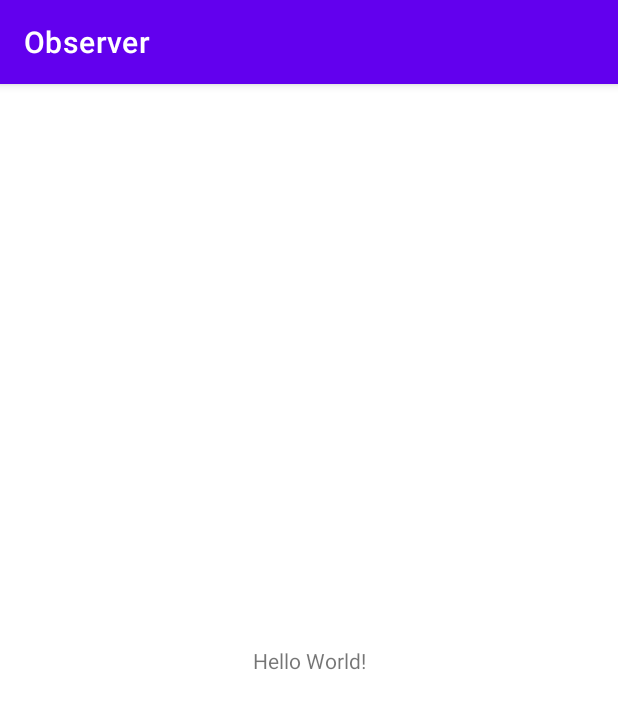
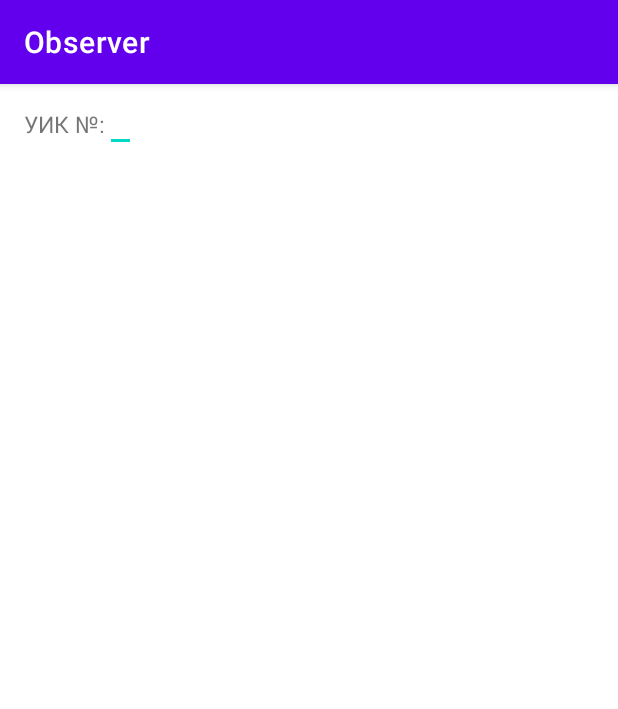
Before and after one commit to MatveyVlasov/observer, an Android app: the screen it shows after launch (MainActivity), on a phone screen of 412 x 824 dp. Shown: the top 709 px of the screen. Run offline under Robolectric (Android 15) with nearby library versions, the phone set to English and light mode, and no system bars; our stand-ins replace data binding.

Commit message:
polling station views created

```diff
--- /dev/null
+++ b/app/src/main/java/ru/elections/observer/ElectionViewModel.kt
@@ -0,0 +1,15 @@
+package ru.elections.observer
+
+import androidx.lifecycle.LiveData
+import androidx.lifecycle.MutableLiveData
+import androidx.lifecycle.ViewModel
+
+class ElectionViewModel : ViewModel() {
+    private val _pollingStation = MutableLiveData<Int>()
+    val pollingStation: LiveData<Int>
+        get() = _pollingStation
+
+    init {
+        _pollingStation.value = -1
+    }
+}
--- /dev/null
+++ b/app/src/main/java/ru/elections/observer/MainFragment.kt
@@ -0,0 +1,52 @@
+package ru.elections.observer
+
+import android.os.Bundle
+import android.view.LayoutInflater
+import android.view.View
+import android.view.ViewGroup
+import android.view.inputmethod.EditorInfo
+import android.widget.EditText
+import androidx.core.widget.addTextChangedListener
+import androidx.core.widget.doAfterTextChanged
+import androidx.core.widget.doOnTextChanged
+import androidx.databinding.DataBindingUtil
+import androidx.fragment.app.Fragment
+import androidx.lifecycle.ViewModelProvider
+import ru.elections.observer.databinding.FragmentMainBinding
+
+class MainFragment : Fragment() {
+    private lateinit var binding: FragmentMainBinding
+
+    private lateinit var viewModel: ElectionViewModel
+
+    override fun onCreateView(
+        inflater: LayoutInflater,
+        container: ViewGroup?,
+        savedInstanceState: Bundle?
+    ): View {
+        binding = DataBindingUtil.inflate(inflater, R.layout.fragment_main, container, false)
+
+        viewModel = ViewModelProvider(this).get(ElectionViewModel::class.java)
+        binding.lifecycleOwner = viewLifecycleOwner
+
+//        binding.editPollingStation.doAfterTextChanged {
+//            binding.editPollingStation.visibility = View.GONE
+//            binding.textPollingStation.visibility = View.VISIBLE
+//            binding.textPollingStation.text = it ?: "-"
+//        }
+
+        binding.editPollingStation.setOnEditorActionListener { _, actionId, _ ->
+            if (actionId == EditorInfo.IME_ACTION_DONE) {
+                binding.apply {
+                    editPollingStation.visibility = View.GONE
+                    textPollingStation.visibility = View.VISIBLE
+                    textPollingStation.text = editPollingStation.text
+                }
+            }
+            false
+        }
+
+        return binding.root
+    }
+
+}
--- /dev/null
+++ b/app/src/main/res/drawable/ic_baseline_edit_24.xml
@@ -0,0 +1,10 @@
+<vector xmlns:android="http://schemas.android.com/apk/res/android"
+    android:width="24dp"
+    android:height="24dp"
+    android:viewportWidth="24"
+    android:viewportHeight="24"
+    android:tint="?attr/colorControlNormal">
+  <path
+      android:fillColor="@android:color/white"
+      android:pathData="M3,17.25V21h3.75L17.81,9.94l-3.75,-3.75L3,17.25zM20.71,7.04c0.39,-0.39 0.39,-1.02 0,-1.41l-2.34,-2.34c-0.39,-0.39 -1.02,-0.39 -1.41,0l-1.83,1.83 3.75,3.75 1.83,-1.83z"/>
+</vector>
--- a/app/src/main/res/layout/activity_main.xml
+++ b/app/src/main/res/layout/activity_main.xml
@@ -6,13 +6,12 @@
     android:layout_height="match_parent"
     tools:context=".MainActivity">
 
-    <TextView
-        android:layout_width="wrap_content"
-        android:layout_height="wrap_content"
-        android:text="Hello World!"
-        app:layout_constraintBottom_toBottomOf="parent"
-        app:layout_constraintLeft_toLeftOf="parent"
-        app:layout_constraintRight_toRightOf="parent"
-        app:layout_constraintTop_toTopOf="parent" />
+    <fragment
+        android:id="@+id/nav_host_fragment"
+        android:name="androidx.navigation.fragment.NavHostFragment"
+        android:layout_width="match_parent"
+        android:layout_height="match_parent"
+        app:defaultNavHost="true"
+        app:navGraph="@navigation/main_navigation" />
 
 </androidx.constraintlayout.widget.ConstraintLayout>
--- /dev/null
+++ b/app/src/main/res/layout/fragment_main.xml
@@ -0,0 +1,53 @@
+<?xml version="1.0" encoding="utf-8"?>
+<layout xmlns:android="http://schemas.android.com/apk/res/android"
+    xmlns:app="http://schemas.android.com/apk/res-auto"
+    xmlns:tools="http://schemas.android.com/tools">
+
+    <data>
+        <variable
+            name="electionViewModel"
+            type="ru.elections.observer.ElectionViewModel" />
+    </data>
+
+    <androidx.constraintlayout.widget.ConstraintLayout
+        android:layout_width="match_parent"
+        android:layout_height="match_parent"
+        tools:context=".MainFragment">
+
+        <TextView
+            android:id="@+id/textView"
+            android:layout_width="wrap_content"
+            android:layout_height="wrap_content"
+            android:layout_marginStart="16dp"
+            android:layout_marginTop="16dp"
+            android:text="@string/polling_station"
+            android:textSize="15sp"
+            app:layout_constraintStart_toStartOf="parent"
+            app:layout_constraintTop_toTopOf="parent" />
+
+        <EditText
+            android:id="@+id/edit_polling_station"
+            android:layout_width="wrap_content"
+            android:layout_height="wrap_content"
+            android:imeOptions="actionDone"
+            android:inputType="number"
+            android:maxLength="5"
+            android:text="@{electionViewModel.pollingStation.toString()}"
+            android:autofillHints="no"
+            tools:hint="-"
+            app:layout_constraintStart_toEndOf="@+id/textView"
+            app:layout_constraintTop_toTopOf="parent" />
+
+        <TextView
+            android:id="@+id/text_polling_station"
+            android:layout_width="wrap_content"
+            android:layout_height="wrap_content"
+            android:layout_marginStart="8dp"
+            android:textSize="15sp"
+            android:visibility="gone"
+            app:layout_constraintBaseline_toBaselineOf="@+id/textView"
+            app:layout_constraintStart_toEndOf="@+id/textView" />
+
+
+    </androidx.constraintlayout.widget.ConstraintLayout>
+</layout>
--- /dev/null
+++ b/app/src/main/res/navigation/main_navigation.xml
@@ -0,0 +1,13 @@
+<?xml version="1.0" encoding="utf-8"?>
+<navigation xmlns:android="http://schemas.android.com/apk/res/android"
+    xmlns:app="http://schemas.android.com/apk/res-auto"
+    xmlns:tools="http://schemas.android.com/tools"
+    android:id="@+id/main_navigation"
+    app:startDestination="@id/mainFragment">
+
+    <fragment
+        android:id="@+id/mainFragment"
+        android:name="ru.elections.observer.MainFragment"
+        android:label="fragment_main"
+        tools:layout="@layout/fragment_main" />
+</navigation>
--- /dev/null
+++ b/app/src/main/res/values/dimens.xml
@@ -0,0 +1,4 @@
+<?xml version="1.0" encoding="utf-8"?>
+<resources>
+    <dimen name="plain_text">15sp</dimen>
+</resources>
--- a/app/src/main/res/values/strings.xml
+++ b/app/src/main/res/values/strings.xml
@@ -1,3 +1,4 @@
 <resources>
     <string name="app_name">Observer</string>
+    <string name="polling_station">УИК №:</string>
 </resources>
```
